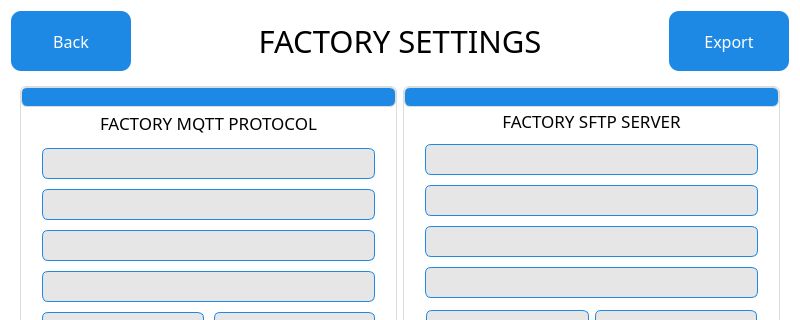
Before: the Qt Designer form QT_APP/factsetting.ui in eSpark-Backup/nabilfesal-msm-fw, drawn with Qt 5; both pictures show x 0 to 800 and y 0 to 320 of the 800 by 504 pixel window.
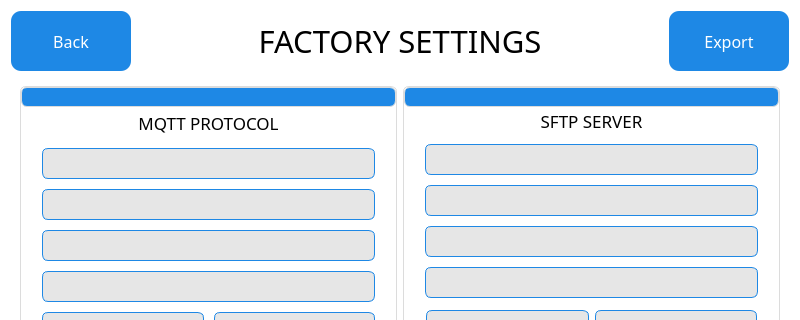
After: the same form once the commit is applied.

What changed in the file:
```diff
--- a/QT_APP/factsetting.ui
+++ b/QT_APP/factsetting.ui
@@ -956,7 +956,7 @@
                   <string notr="true">border-color: rgb(255, 255, 255);</string>
                  </property>
                  <property name="text">
-                  <string>FACTORY MQTT PROTOCOL</string>
+                  <string>MQTT PROTOCOL</string>
                  </property>
                  <property name="alignment">
                   <set>Qt::AlignCenter</set>
@@ -1324,7 +1324,7 @@
                   <string notr="true">border-color: rgb(255, 255, 255);</string>
                  </property>
                  <property name="text">
-                  <string>FACTORY SFTP SERVER</string>
+                  <string>SFTP SERVER</string>
                  </property>
                  <property name="alignment">
                   <set>Qt::AlignCenter</set>
```
